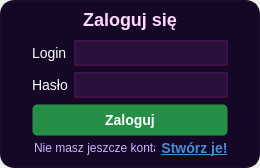
Old version of the form client/session.ui in the repository solisqq/samp_minimissions.
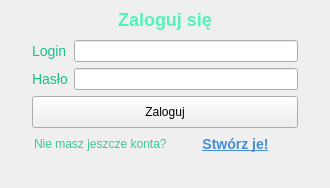
New version of the form.

What changed in the file:
```diff
--- a/client/session.ui
+++ b/client/session.ui
@@ -6,19 +6,15 @@
    <rect>
     <x>0</x>
     <y>0</y>
-    <width>260</width>
-    <height>168</height>
+    <width>330</width>
+    <height>188</height>
    </rect>
   </property>
   <property name="windowTitle">
    <string>Form</string>
   </property>
   <property name="styleSheet">
-   <string notr="true">#credentialsContainer {
-	background-color: rgb(21, 8, 39);
-	border-radius: 14px;
-	border: 2px solid rgb(25, 13, 43);
-}</string>
+   <string notr="true"/>
   </property>
   <layout class="QVBoxLayout" name="verticalLayout" stretch="1">
    <property name="leftMargin">
@@ -42,35 +38,7 @@
       </size>
      </property>
      <property name="styleSheet">
-      <string notr="true">QPushButton {
-  background-color: rgb(38, 143, 71);
-  border: 1px solid transparent;
-  border-radius: 5px;
-  color: #FFFFFF;
-  font-family: &quot;Inter var&quot;,ui-sans-serif,system-ui,-apple-system,system-ui,&quot;Segoe UI&quot;,Roboto,&quot;Helvetica Neue&quot;,Arial,&quot;Noto Sans&quot;,sans-serif,&quot;Apple Color Emoji&quot;,&quot;Segoe UI Emoji&quot;,&quot;Segoe UI Symbol&quot;,&quot;Noto Color Emoji&quot;;
-  font-size: 14px;
-  font-weight: 600;
-	padding-top: 5px;
-	padding-bottom: 5px;
-}
-
-QPushButton:hover {
-  background-color: rgb(97, 255, 94);
-}
-
-QPushButton::disabled {
-	background-color: rgb(116, 116, 116);
-	color: rgb(190,190,190);
-}
-QLineEdit {
-	border: 2px solid rgb(63, 17, 75);
-	background-color: rgb(40, 18, 58);
-	font-size: 14px;
-	color:white;
-	padding-top: 2px;
-	padding-bottom: 2px;
-	font-weight: 600;
-}</string>
+      <string notr="true"/>
      </property>
      <layout class="QFormLayout" name="formLayout_2">
       <property name="leftMargin">
@@ -87,7 +55,7 @@
         <property name="styleSheet">
          <string notr="true">font-size: 18px;
 font-weight: 600;
-color: rgb(255, 216, 255);
+color: rgba(58, 242, 181, 220);
 margin-bottom:4px;</string>
         </property>
         <property name="text">
@@ -101,7 +69,7 @@
       <item row="1" column="0">
        <widget class="QLabel" name="label">
         <property name="styleSheet">
-         <string notr="true">color: white;
+         <string notr="true">color: rgb(25, 192, 141);
 font-size: 14px;</string>
         </property>
         <property name="text">
@@ -115,7 +83,7 @@
       <item row="2" column="0">
        <widget class="QLabel" name="label_2">
         <property name="styleSheet">
-         <string notr="true">color: white;
+         <string notr="true">color: rgb(25, 192, 141);
 font-size: 14px;</string>
         </property>
         <property name="text">
@@ -167,7 +135,7 @@
          <item alignment="Qt::AlignHCenter|Qt::AlignVCenter">
           <widget class="QLabel" name="label_4">
            <property name="styleSheet">
-            <string notr="true">color: rgb(203, 179, 255);
+            <string notr="true">color: rgba(28, 192, 141, 220);
 font-size: 12px;</string>
            </property>
            <property name="text">
```
